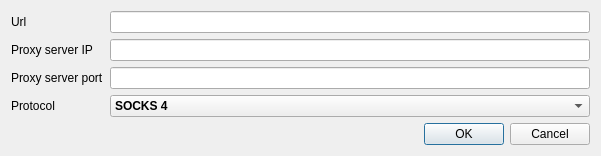
Before: the Qt Designer form AddItemDialog.ui in FelixdelasPozas/curl-Downloader, drawn with Qt 5.
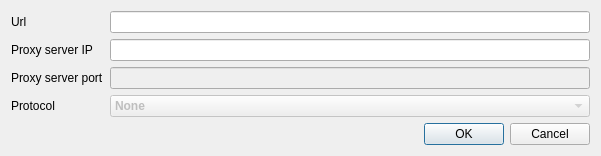
After: the same form once the commit is applied. Icons and pictures are not drawn.

Commit message: Add item dialog polish.

Diff of the .ui file:
```diff
--- a/AddItemDialog.ui
+++ b/AddItemDialog.ui
@@ -43,7 +43,11 @@
       <widget class="QLineEdit" name="m_serverIP"/>
      </item>
      <item row="2" column="2">
-      <widget class="QLineEdit" name="m_serverPort"/>
+      <widget class="QLineEdit" name="m_serverPort">
+       <property name="enabled">
+        <bool>false</bool>
+       </property>
+      </widget>
      </item>
      <item row="0" column="2">
       <widget class="QLineEdit" name="m_url"/>
@@ -71,12 +75,18 @@
      </item>
      <item row="3" column="2">
       <widget class="QComboBox" name="m_protocolCombo">
+       <property name="enabled">
+        <bool>false</bool>
+       </property>
        <property name="font">
         <font>
          <weight>75</weight>
          <bold>true</bold>
         </font>
        </property>
+       <property name="currentIndex">
+        <number>2</number>
+       </property>
        <property name="sizeAdjustPolicy">
         <enum>QComboBox::AdjustToMinimumContentsLength</enum>
        </property>
```
The commit also changes 2 other files.
